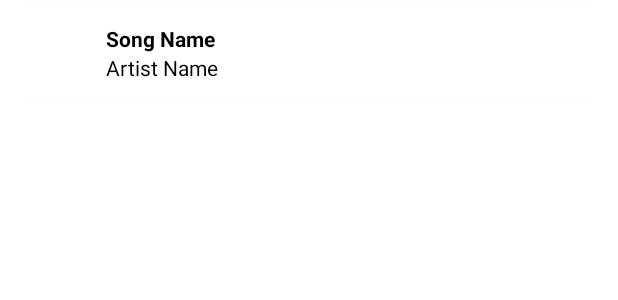
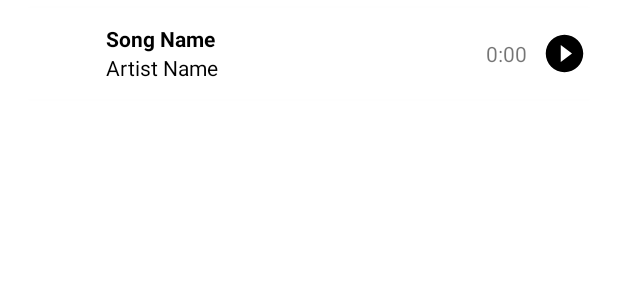
Before and after one commit to rohansadhukhan/iTunes, an Android app: the layout item.xml on its own in the app's theme, with its tools: preview values and no code run, on a phone screen of 412 x 824 dp. Shown: the top 300 px of the screen. Run offline under Robolectric (Android 15) with nearby library versions, the phone set to English and light mode, and no system bars.

Commit message:
solve some bugs

```diff
--- a/app/src/main/res/drawable/background_rounded.xml
+++ b/app/src/main/res/drawable/background_rounded.xml
@@ -1,6 +1,6 @@
 <?xml version="1.0" encoding="utf-8"?>
 <shape xmlns:android="http://schemas.android.com/apk/res/android">
 
-    <corners android:radius="10dp"/>
+    <corners android:radius="20dp"/>
 
 </shape>
--- a/app/src/main/res/drawable/ic_search.xml
+++ b/app/src/main/res/drawable/ic_search.xml
@@ -1,4 +1,4 @@
-<vector android:height="24dp" android:tint="#FF0000"
+<vector android:height="24dp" android:tint="#FFF"
     android:viewportHeight="24" android:viewportWidth="24"
     android:width="24dp" xmlns:android="http://schemas.android.com/apk/res/android">
     <path android:fillColor="@android:color/white" android:pathData="M15.5,14h-0.79l-0.28,-0.27C15.41,12.59 16,11.11 16,9.5 16,5.91 13.09,3 9.5,3S3,5.91 3,9.5 5.91,16 9.5,16c1.61,0 3.09,-0.59 4.23,-1.57l0.27,0.28v0.79l5,4.99L20.49,19l-4.99,-5zM9.5,14C7.01,14 5,11.99 5,9.5S7.01,5 9.5,5 14,7.01 14,9.5 11.99,14 9.5,14z"/>
--- a/app/src/main/res/layout/item.xml
+++ b/app/src/main/res/layout/item.xml
@@ -1,54 +1,81 @@
 <?xml version="1.0" encoding="utf-8"?>
 <FrameLayout xmlns:android="http://schemas.android.com/apk/res/android"
+    xmlns:app="http://schemas.android.com/apk/res-auto"
     android:layout_width="match_parent"
-    android:layout_height="wrap_content"
-    xmlns:app="http://schemas.android.com/apk/res-auto">
+    android:layout_height="wrap_content">
 
     <androidx.cardview.widget.CardView
         android:layout_width="match_parent"
         android:layout_height="wrap_content"
-        app:cardCornerRadius="10dp"
+        android:layout_margin="5dp"
         android:padding="10dp"
-        android:layout_margin="5dp">
+        app:cardCornerRadius="10dp">
 
         <RelativeLayout
             android:layout_width="match_parent"
             android:layout_height="wrap_content"
             android:padding="5dp">
 
-            <ImageView
+            <com.google.android.material.imageview.ShapeableImageView
                 android:id="@+id/song_img"
                 android:layout_width="50dp"
-                android:layout_height="50dp"/>
+                android:layout_height="50dp"
+                android:background="@drawable/background_rounded" />
 
             <LinearLayout
                 android:layout_width="wrap_content"
                 android:layout_height="wrap_content"
-                android:orientation="vertical"
-                android:layout_toEndOf="@+id/song_img"
                 android:layout_centerVertical="true"
                 android:layout_marginStart="10dp"
-                android:layout_marginEnd="10dp">
+                android:layout_marginEnd="10dp"
+                android:layout_toEndOf="@+id/song_img"
+                android:layout_toStartOf="@+id/media_layout"
+                android:orientation="vertical">
 
                 <TextView
                     android:id="@+id/song_name"
+                    android:layout_width="wrap_content"
+                    android:layout_height="wrap_content"
+                    android:ellipsize="end"
+                    android:singleLine="true"
                     android:text="Song Name"
-                    android:textStyle="bold"
+                    android:textColor="@color/black"
                     android:textSize="14sp"
-                    android:textColor="@color/black"
-                    android:singleLine="true"
-                    android:ellipsize="end"
-                    android:layout_width="wrap_content"
-                    android:layout_height="wrap_content"/>
+                    android:textStyle="bold" />
 
                 <TextView
                     android:id="@+id/artist_name"
+                    android:layout_width="wrap_content"
+                    android:layout_height="wrap_content"
+                    android:ellipsize="end"
+                    android:singleLine="true"
                     android:text="Artist Name"
-                    android:textColor="@color/black"
-                    android:singleLine="true"
-                    android:ellipsize="end"
+                    android:textColor="@color/black" />
+
+            </LinearLayout>
+
+            <LinearLayout
+                android:id="@+id/media_layout"
+                android:layout_width="wrap_content"
+                android:layout_height="wrap_content"
+                android:layout_alignParentEnd="true"
+                android:layout_centerVertical="true"
+                android:orientation="horizontal">
+
+                <com.google.android.material.textview.MaterialTextView
+                    android:id="@+id/song_duration"
                     android:layout_width="wrap_content"
-                    android:layout_height="wrap_content" />
+                    android:layout_height="wrap_content"
+                    android:text="0:00"
+                    android:layout_gravity="center_vertical"
+                    android:layout_marginEnd="10dp"/>
+
+                <com.google.android.material.imageview.ShapeableImageView
+                    android:layout_width="30dp"
+                    android:layout_height="30dp"
+                    android:src="@drawable/ic_play"
+                    android:tint="@color/black"
+                    android:layout_marginEnd="10dp"/>
 
             </LinearLayout>
 
@@ -57,5 +84,4 @@
     </androidx.cardview.widget.CardView>
 
 
-
 </FrameLayout>
```
Also changed, not shown: app/src/main/java/com/example/itunes/musicplayer/MediaPlayer.kt (+4 -11 lines), app/src/main/java/com/example/itunes/repository/SearchRepository.kt (+9 -0 lines), app/src/main/java/com/example/itunes/room/dao/SongDao.kt (+11 -0 lines), app/src/main/java/com/example/itunes/view/activity/MainActivity.kt (+46 -8 lines), app/src/main/java/com/example/itunes/view/adapter/SongAdapter.kt (+27 -0 lines), app/src/main/java/com/example/itunes/viewmodel/SearchViewModel.kt (+8 -0 lines), app/src/main/res/menu/menu.xml (+11 -3 lines).
